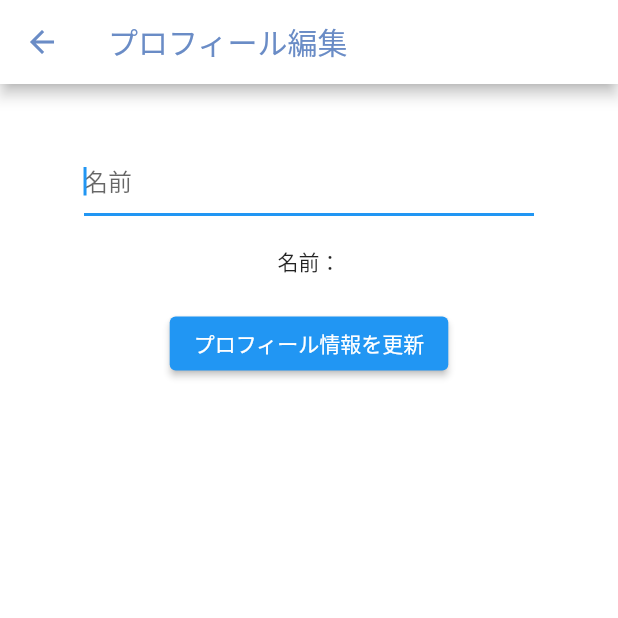
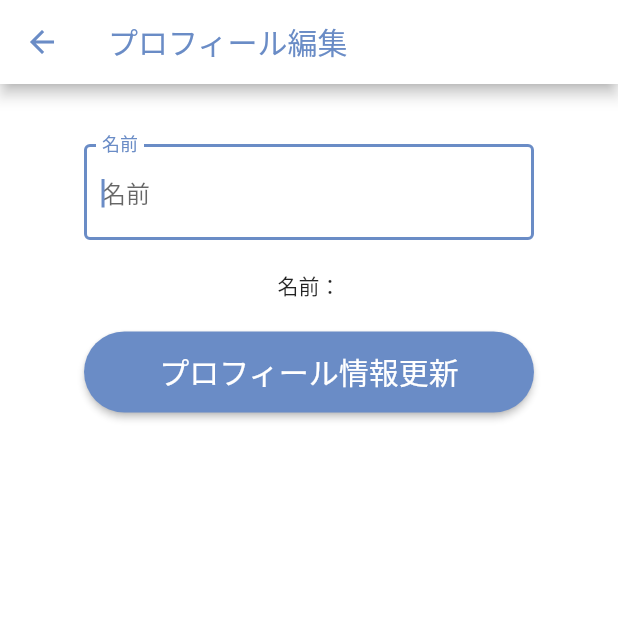
Before and after one commit to tomokio123/chinese-study-application, a Flutter app: the EditAccountPage screen opened directly, on a phone screen of 412 x 824 dp, the top half of it. Run offline on Flutter 3.47's test engine with Material 2 defaults, Android fonts, the phone set to English and light mode, and no system bars; our stand-ins replace animated_text_kit, cloud_firestore, firebase_auth, firebase_core, flutter_riverpod, riverpod and 1 more; missing offline and left inert: flutter_overboard; accounts and stored records are empty; Roboto replaces fonts that are missing (KleeOne).

Commit message:
edit_account_page.dartを編集

```diff
--- a/lib/view/common_widget/buttons/buttons.dart
+++ b/lib/view/common_widget/buttons/buttons.dart
@@ -5,7 +5,7 @@ import 'package:flutter_riverpod/flutter_riverpod.dart';
 import '../../../utilities/app_colors.dart';
 import '../../../utilities/provider/providers.dart';
 
-class Buttons {
+class Buttons {//TODO:このクラスは使われていないが一応残している
   static Widget normalOutlineButton(BuildContext context, WidgetRef ref){
     bool buttonState = ref.watch(buttonProvider);
 
--- a/lib/view/main_screen/my_page/account_page/edit_account_page/edit_account_page.dart
+++ b/lib/view/main_screen/my_page/account_page/edit_account_page/edit_account_page.dart
@@ -1,3 +1,4 @@
+import 'package:chinese_study_applicaion/view/common_widget/buttons/normal_button.dart';
 import 'package:flutter/material.dart';
 import 'package:flutter_riverpod/flutter_riverpod.dart';
 import '../../../../../model/account.dart';
@@ -19,7 +20,29 @@ class EditAccountPage extends ConsumerWidget {
     final userId = ref.watch(currentUserProvider)!.uid;
     final name = ref.watch(nameProvider);
 
-
+    void pressEditButtonFunction(TextEditingController nameController) async{
+        if(nameController.text.isNotEmpty){
+          Account updatedProfile = Account(
+            id: userId,
+            email: email!,
+            name: nameController.text,
+          );
+          Authentication.myAccount = updatedProfile;//TODO:staticで定義していたmyAccountに最新のupdateした情報で上書きしている
+          var result = await UserFireStore.updateProfile(updatedProfile);
+          print(result);
+          if(result == true){
+            print('result == true');
+            ScaffoldMessenger.of(context).showSnackBar(AppSnackBar.editingProfileIsSuccessful);
+            Navigator.pop(context);
+          } else {
+            print('result == false');
+            ScaffoldMessenger.of(context).showSnackBar(AppSnackBar.editingProfileIsFailed);
+          }
+        } else {
+          ScaffoldMessenger.of(context).showSnackBar(AppSnackBar.blankIsNotFilled);
+          print('全部の空欄を埋めてください');
+        }
+    }
 
     final nameController = TextEditingController(text: name);
     final _formKey = GlobalKey<FormState>();
@@ -44,7 +67,21 @@ class EditAccountPage extends ConsumerWidget {
                     padding: const EdgeInsets.symmetric(vertical: 20),
                     width: 300,
                     child: TextFormField(
+                      cursorColor: AppColors.mainBlue,
                       decoration: const InputDecoration(
+                        labelStyle: TextStyle(color: AppColors.mainBlue),
+                        labelText: '名前',
+                        enabledBorder: OutlineInputBorder(
+                          borderSide: BorderSide(
+                            width: 2,
+                            color: AppColors.mainBlue,
+                          ),
+                        ),
+                        focusedBorder: OutlineInputBorder(
+                            borderSide: BorderSide(
+                                color: AppColors.mainBlue, width: 2)
+                        ),
+                        //enabledBorder: OutlineInputBorder(borderSide: BorderSide(color: AppColors.mainBlue)),
                         hintText: '名前',
                       ),
                       controller: nameController,
@@ -55,31 +92,14 @@ class EditAccountPage extends ConsumerWidget {
                   ),
                   name is Account ? Text('名前：$name') : Text('名前：'),
                   const SizedBox(height: 20),
-                  ElevatedButton(
-                      onPressed: () async{
-                        if(nameController.text.isNotEmpty){
-                          Account updatedProfile = Account(
-                            id: userId,
-                            email: email!,
-                            name: nameController.text,
-                          );
-                          Authentication.myAccount = updatedProfile;
-                          var result = await UserFireStore.updateProfile(updatedProfile);
-                          print(result);
-                          if(result == true){
-                            print('result == true');
-                            ScaffoldMessenger.of(context).showSnackBar(AppSnackBar.editingProfileIsSuccessful);
-                            Navigator.pop(context);
-                          } else {
-                            print('result == false');
-                            ScaffoldMessenger.of(context).showSnackBar(AppSnackBar.editingProfileIsFailed);
-                          }
-                        } else {
-                          ScaffoldMessenger.of(context).showSnackBar(AppSnackBar.blankIsNotFilled);
-                          print('全部の空欄を埋めてください');
-                        }
-                      },
-                      child: Text('プロフィール情報を更新'))
+                  NormalButton(
+                      buttonText: "プロフィール情報更新",
+                      onPressed: () => pressEditButtonFunction(nameController)
+                  )
+
+                  // ElevatedButton(
+                  //     onPressed: () => pressEditButtonFunction(nameController),
+                  //     child: Text('プロフィール情報を更新'))
                 ],
               ),
             ),
--- a/lib/view/main_screen/my_page/other_setting_page/tutorial_page.dart
+++ b/lib/view/main_screen/my_page/other_setting_page/tutorial_page.dart
@@ -12,9 +12,9 @@ class TutorialPage extends StatelessWidget {
       body: OverBoard(
         pages: pages,
         showBullets: true,
-        skipText: "スキップ",
+        skipText: "戻る",
         nextText: "次へ",
-        finishText: "了解！",
+        finishText: "了解",
         skipCallback: () {
           // when user select SKIP
           Navigator.pop(context);
```
